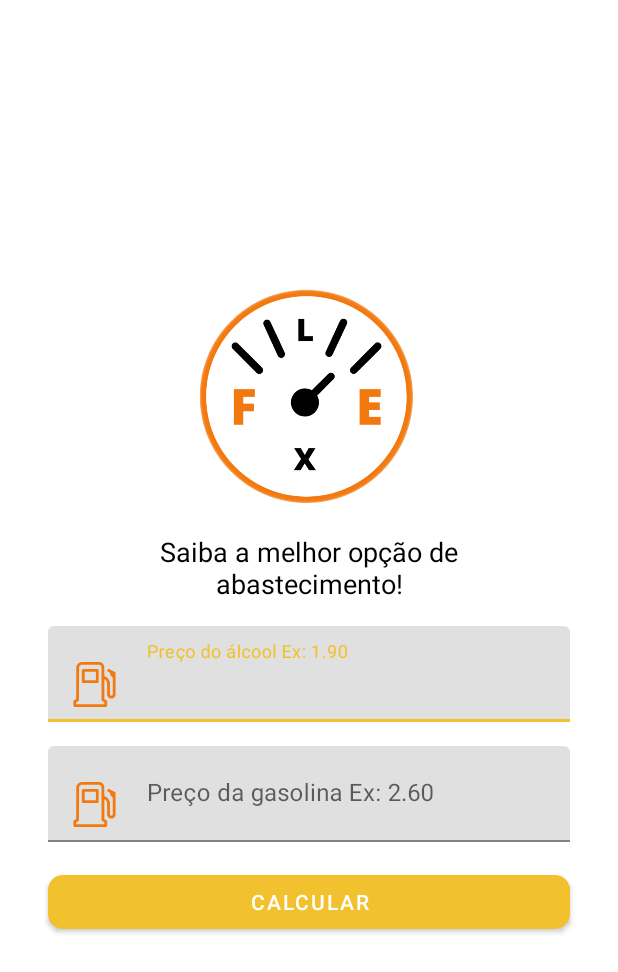
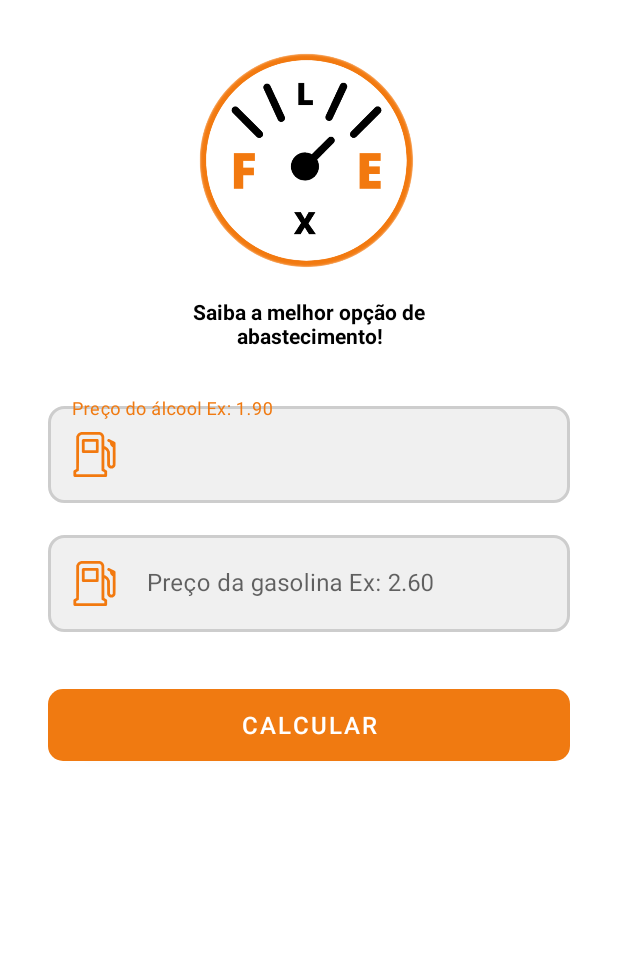
Before and after one commit to jessica-lemes/Flex, an Android app: the layout activity_main.xml on its own in the app's theme, with its tools: preview values and no code run, on a phone screen of 412 x 824 dp. Shown: the top 972 px of the screen. Run offline under Robolectric (Android 15) with nearby library versions, the phone set to English and light mode, and no system bars.

Commit message:
Alterações: bordas e barra do TextInputLayout,cor dos textos setadas para dark e ligth.

```diff
--- /dev/null
+++ b/app/src/main/res/drawable/bkg_round.xml
@@ -0,0 +1,11 @@
+<?xml version="1.0" encoding="UTF-8"?>
+<selector xmlns:android="http://schemas.android.com/apk/res/android">
+    <item>
+        <shape android:shape="rectangle">
+            <solid android:color="@color/cinza"/> <!-- cor do sólido -->
+            <corners android:radius="10dp"/> <!-- valor do arredondamento das bordas -->
+            <stroke android:color="@color/cinza_escuro" android:width="2dp"/> <!-- cor da borda e tamanho dela -->
+            <padding android:bottom="8dp" android:left="8dp" android:right="8dp" android:top="8dp"/>
+        </shape>
+    </item>
+</selector>
--- a/app/src/main/res/drawable/ic_gasoline_pump.xml
+++ b/app/src/main/res/drawable/ic_gasoline_pump.xml
@@ -1,4 +1,5 @@
-<vector xmlns:android="http://schemas.android.com/apk/res/android"
+<vector
+    xmlns:android="http://schemas.android.com/apk/res/android"
     android:width="30dp"
     android:height="30dp"
     android:viewportWidth="512"
--- a/app/src/main/res/layout/activity_main.xml
+++ b/app/src/main/res/layout/activity_main.xml
@@ -3,7 +3,7 @@
     xmlns:app="http://schemas.android.com/apk/res-auto"
     xmlns:tools="http://schemas.android.com/tools"
     android:layout_width="match_parent"
-    android:layout_height="wrap_content"
+    android:layout_height="match_parent"
     android:layout_gravity="center|center_vertical"
     tools:context=".MainActivity">
 
@@ -27,10 +27,12 @@
         android:layout_marginStart="96dp"
         android:layout_marginTop="16dp"
         android:layout_marginEnd="96dp"
+        android:fontFamily="sans-serif"
         android:gravity="center_horizontal"
+
         android:text="Saiba a melhor opção de abastecimento!"
-        android:textColor="@color/black"
-        android:textSize="18sp"
+        android:textSize="14sp"
+        android:textStyle="bold"
         app:layout_constraintEnd_toEndOf="parent"
         app:layout_constraintStart_toStartOf="parent"
         app:layout_constraintTop_toBottomOf="@+id/imageView" />
@@ -38,12 +40,13 @@
     <Button
         android:id="@+id/btnCalcular"
         android:layout_width="0dp"
-        android:layout_height="wrap_content"
+        android:layout_height="60dp"
         android:layout_marginStart="32dp"
-        android:layout_marginTop="16dp"
+        android:layout_marginTop="32dp"
         android:layout_marginEnd="32dp"
         android:onClick="calcularPreco"
         android:text="Calcular"
+        android:textSize="16sp"
         app:cornerRadius="10dp"
         app:layout_constraintBottom_toBottomOf="parent"
         app:layout_constraintEnd_toEndOf="parent"
@@ -74,21 +77,27 @@
         android:layout_height="wrap_content"
         android:layout_marginStart="32dp"
         android:layout_marginLeft="32dp"
-        android:layout_marginTop="16dp"
+        android:layout_marginTop="32dp"
         android:layout_marginEnd="32dp"
         android:layout_marginRight="32dp"
         app:layout_constraintEnd_toEndOf="parent"
         app:layout_constraintStart_toStartOf="parent"
-        app:layout_constraintTop_toBottomOf="@+id/textView">
+        app:layout_constraintTop_toBottomOf="@+id/textView"
+        style="@style/Widget.MaterialComponents.TextInputLayout.OutlinedBox"
+        app:boxStrokeColor="@null"
+        >
 
         <com.google.android.material.textfield.TextInputEditText
             android:id="@+id/editPrecoAlcool"
             android:layout_width="match_parent"
             android:layout_height="wrap_content"
+            android:background="@drawable/bkg_round"
             android:drawableStart="@drawable/ic_gasoline_pump"
             android:drawablePadding="20dp"
             android:hint="Preço do álcool Ex: 1.90"
-            android:inputType="numberDecimal" />
+            android:inputType="numberDecimal"
+
+            />
     </com.google.android.material.textfield.TextInputLayout>
 
     <com.google.android.material.textfield.TextInputLayout
@@ -103,12 +112,16 @@
         android:hint="Preço da gasolina Ex: 2.60"
         app:layout_constraintEnd_toEndOf="parent"
         app:layout_constraintStart_toStartOf="parent"
-        app:layout_constraintTop_toBottomOf="@+id/textInputLayoutAlcool">
+        app:layout_constraintTop_toBottomOf="@+id/textInputLayoutAlcool"
+        style="@style/Widget.MaterialComponents.TextInputLayout.OutlinedBox"
+        app:boxStrokeColor="@null"
+        >
 
         <com.google.android.material.textfield.TextInputEditText
             android:id="@+id/editPrecoGasolina"
             android:layout_width="match_parent"
             android:layout_height="wrap_content"
+            android:background="@drawable/bkg_round"
             android:drawableStart="@drawable/ic_gasoline_pump"
             android:drawablePadding="20dp"
             android:inputType="numberDecimal" />
--- a/app/src/main/res/values-night/themes.xml
+++ b/app/src/main/res/values-night/themes.xml
@@ -2,11 +2,12 @@
     <!-- Base application theme. -->
     <style name="Theme.Flex" parent="Theme.MaterialComponents.DayNight.DarkActionBar">
         <!-- Primary brand color. -->
-        <item name="colorPrimary">@color/laranja</item>
-        <item name="colorPrimaryVariant">@color/laranja</item>
+        <item name="colorPrimary">@color/laranja_escuro</item>
+        <item name="colorPrimaryVariant">@color/laranja_escuro</item>
         <item name="colorOnPrimary">@color/black</item>
+        <item name="android:textColor">#FFFFFF</item>
         <!-- Secondary brand color. -->
-        <item name="colorSecondary">@color/laranja</item>
+        <item name="colorSecondary">@color/laranja_escuro</item>
         <item name="colorSecondaryVariant">@color/laranja_escuro</item>
         <item name="colorOnSecondary">@color/black</item>
         <!-- Status bar color. -->
--- a/app/src/main/res/values/colors.xml
+++ b/app/src/main/res/values/colors.xml
@@ -11,5 +11,7 @@
     <color name="amarelo_escuro">#F2AE2E</color>
     <color name="laranja">#F28C0F</color>
     <color name="laranja_escuro">#F07A11</color>
+    <color name="cinza">#F0F0F0</color>
+    <color name="cinza_escuro">#CDCDCD</color>
 
 </resources>
--- a/app/src/main/res/values/themes.xml
+++ b/app/src/main/res/values/themes.xml
@@ -2,11 +2,12 @@
     <!-- Base application theme. -->
     <style name="Theme.Flex" parent="Theme.MaterialComponents.DayNight.DarkActionBar">
         <!-- Primary brand color. -->
-        <item name="colorPrimary">@color/amarelo</item>
-        <item name="colorPrimaryVariant">@color/amarelo_escuro</item>
+        <item name="colorPrimary">@color/laranja_escuro</item>
+        <item name="colorPrimaryVariant">@color/laranja_escuro</item>
         <item name="colorOnPrimary">@color/white</item>
+        <item name="android:textColor">#000000</item>
         <!-- Secondary brand color. -->
-        <item name="colorSecondary">@color/laranja</item>
+        <item name="colorSecondary">@color/laranja_escuro</item>
         <item name="colorSecondaryVariant">@color/laranja_escuro</item>
         <item name="colorOnSecondary">@color/black</item>
         <!-- Status bar color. -->
```
